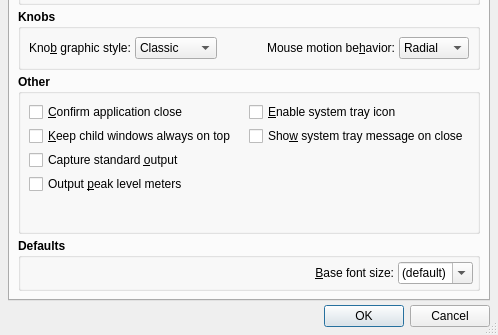
Before: the Qt Designer form src/qsynthOptionsForm.ui in rncbc/qsynth, drawn with Qt 5; both pictures show x 0 to 498 and y 163 to 498 of the 498 by 498 pixel window.
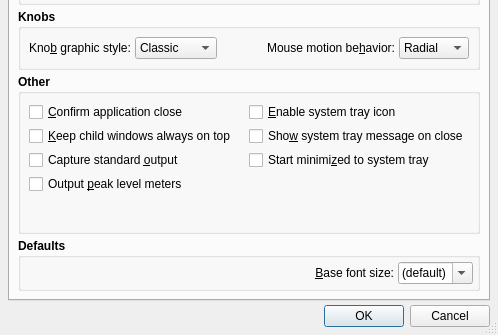
After: the same form once the commit is applied.

Commit message: - Old "Start minimized to system tray" option returns to setup.

Diff of the .ui file:
```diff
--- a/src/qsynthOptionsForm.ui
+++ b/src/qsynthOptionsForm.ui
@@ -552,6 +552,22 @@
             </property>
            </widget>
           </item>
+          <item row="2" column="2">
+           <widget class="QCheckBox" name="StartMinimizedCheckBox" >
+            <property name="font" >
+             <font>
+              <weight>50</weight>
+              <bold>false</bold>
+             </font>
+            </property>
+            <property name="toolTip" >
+             <string>Whether to start minimized to system tray</string>
+            </property>
+            <property name="text" >
+             <string>Start minimi&amp;zed to system tray</string>
+            </property>
+           </widget>
+          </item>
           <item row="4" column="0" colspan="3">
            <spacer>
             <property name="orientation">
```
Left out of the diff: 1 changed line with no effect on the pictures. The commit also changes 11 other files.
